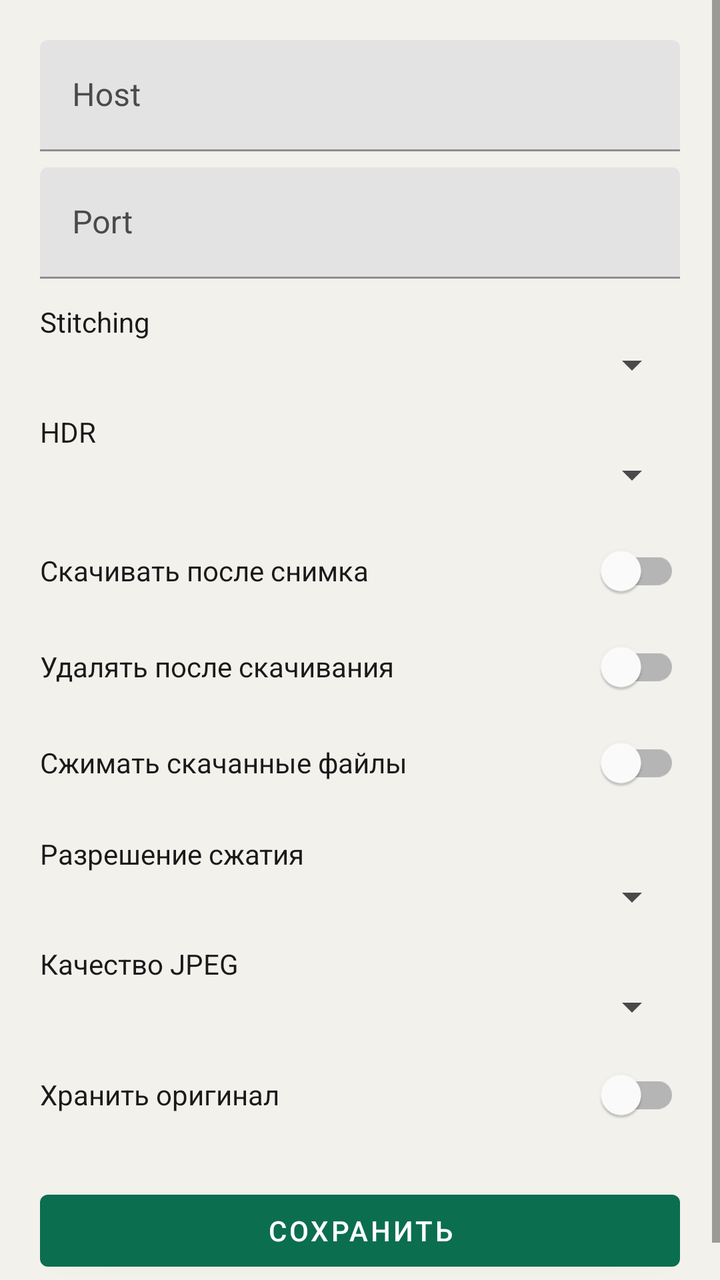
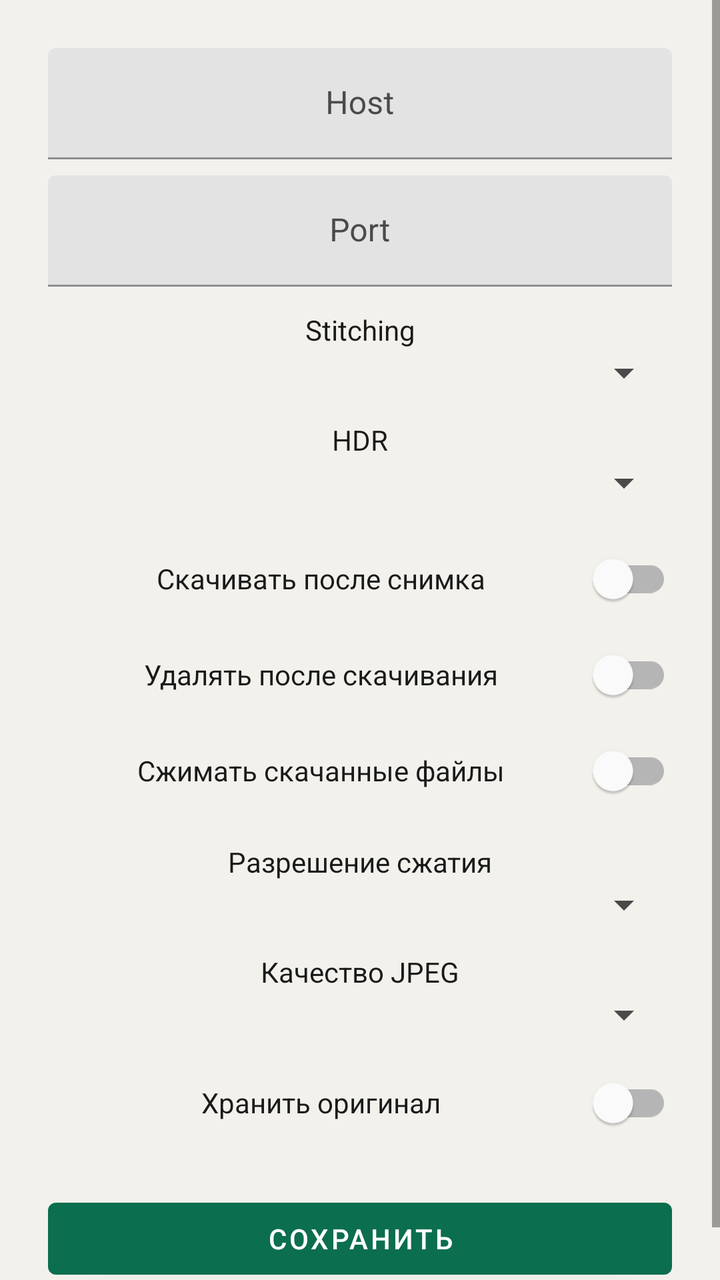

Screens rendered from an Android XML layout before and after an edit, with the pre-edit source and the edit as a unified diff.
<!-- AndroidManifest.xml: application theme Theme.Insta360X5 -->
<!-- res/layout/activity_settings.xml -->
<?xml version="1.0" encoding="utf-8"?>
<ScrollView xmlns:android="http://schemas.android.com/apk/res/android"
    android:layout_width="match_parent"
    android:layout_height="match_parent"
    android:background="@color/bg"
    android:fillViewport="true">

    <LinearLayout
        android:layout_width="match_parent"
        android:layout_height="wrap_content"
        android:gravity="center_vertical"
        android:minHeight="480dp"
        android:orientation="vertical"
        android:padding="20dp">

        <com.google.android.material.textfield.TextInputLayout
            android:layout_width="match_parent"
            android:layout_height="wrap_content"
            android:hint="Host"
            android:textColorHint="@color/text_secondary">
            <com.google.android.material.textfield.TextInputEditText
                android:id="@+id/inputHost"
                android:layout_width="match_parent"
                android:layout_height="wrap_content"
                android:inputType="text"
                android:textColor="@color/text_primary" />
        </com.google.android.material.textfield.TextInputLayout>

        <com.google.android.material.textfield.TextInputLayout
            android:layout_width="match_parent"
            android:layout_height="wrap_content"
            android:layout_marginTop="8dp"
            android:hint="Port"
            android:textColorHint="@color/text_secondary">
            <com.google.android.material.textfield.TextInputEditText
                android:id="@+id/inputPort"
                android:layout_width="match_parent"
                android:layout_height="wrap_content"
                android:inputType="number"
                android:textColor="@color/text_primary" />
        </com.google.android.material.textfield.TextInputLayout>

        <TextView
            android:layout_width="match_parent"
            android:layout_height="wrap_content"
            android:layout_marginTop="12dp"
            android:text="Stitching"
            android:textColor="@color/text_primary" />
        <Spinner
            android:id="@+id/spinnerStitch"
            android:layout_width="match_parent"
            android:layout_height="wrap_content"
            android:popupBackground="@color/surface" />

        <TextView
            android:layout_width="match_parent"
            android:layout_height="wrap_content"
            android:layout_marginTop="12dp"
            android:text="HDR"
            android:textColor="@color/text_primary" />
        <Spinner
            android:id="@+id/spinnerHdr"
            android:layout_width="match_parent"
            android:layout_height="wrap_content"
            android:popupBackground="@color/surface" />

        <com.google.android.material.switchmaterial.SwitchMaterial
            android:id="@+id/switchDownload"
            android:layout_width="match_parent"
            android:layout_height="wrap_content"
            android:layout_marginTop="12dp"
            android:text="Скачивать после снимка"
            android:textColor="@color/text_primary" />

        <com.google.android.material.switchmaterial.SwitchMaterial
            android:id="@+id/switchDeleteAfter"
            android:layout_width="match_parent"
            android:layout_height="wrap_content"
            android:text="Удалять после скачивания"
            android:textColor="@color/text_primary" />

        <com.google.android.material.switchmaterial.SwitchMaterial
            android:id="@+id/switchCompress"
            android:layout_width="match_parent"
            android:layout_height="wrap_content"
            android:text="Сжимать скачанные файлы"
            android:textColor="@color/text_primary" />

        <TextView
            android:layout_width="match_parent"
            android:layout_height="wrap_content"
            android:layout_marginTop="12dp"
            android:text="Разрешение сжатия"
            android:textColor="@color/text_primary" />
        <Spinner
            android:id="@+id/spinnerResolution"
            android:layout_width="match_parent"
            android:layout_height="wrap_content"
            android:popupBackground="@color/surface" />

        <TextView
            android:layout_width="match_parent"
            android:layout_height="wrap_content"
            android:layout_marginTop="12dp"
            android:text="Качество JPEG"
            android:textColor="@color/text_primary" />
        <Spinner
            android:id="@+id/spinnerQuality"
            android:layout_width="match_parent"
            android:layout_height="wrap_content"
            android:popupBackground="@color/surface" />

        <com.google.android.material.switchmaterial.SwitchMaterial
            android:id="@+id/switchKeepOriginal"
            android:layout_width="match_parent"
            android:layout_height="wrap_content"
            android:layout_marginTop="8dp"
            android:text="Хранить оригинал"
            android:textColor="@color/text_primary" />

        <com.google.android.material.button.MaterialButton
            android:id="@+id/btnSave"
            style="@style/Widget.Insta360X5.Button"
            android:layout_width="match_parent"
            android:layout_height="wrap_content"
            android:layout_marginTop="20dp"
            android:text="@string/save" />
    </LinearLayout>
</ScrollView>
<!-- resources referenced by this layout -->
<resources>
  <color name="bg">#FFF3F1EC</color>
  <color name="surface">#FFFFFFFF</color>
  <color name="text_primary">#FF1A1A1A</color>
  <color name="text_secondary">#FF4A4A4A</color>
  <string name="save">Сохранить</string>
  <style name="Widget.Insta360X5.Button" parent="Widget.MaterialComponents.Button">
          <item name="android:textColor">@color/white</item>
          <item name="backgroundTint">@color/accent</item>
      </style>
  <style name="Theme.Insta360X5" parent="Theme.MaterialComponents.Light.DarkActionBar">
          <item name="colorPrimary">@color/accent</item>
          <item name="colorPrimaryDark">@color/accent_dark</item>
          <item name="colorPrimaryVariant">@color/accent_dark</item>
          <item name="colorSecondary">@color/accent</item>
          <item name="colorAccent">@color/accent</item>
          <item name="colorOnPrimary">@color/white</item>
          <item name="colorSurface">@color/surface</item>
          <item name="colorOnSurface">@color/text_primary</item>
          <item name="android:colorBackground">@color/bg</item>
          <item name="android:windowBackground">@color/bg</item>
          <item name="android:statusBarColor">@color/accent_dark</item>
          <item name="android:textColorPrimary">@color/text_primary</item>
          <item name="android:textColorSecondary">@color/text_secondary</item>
          <item name="android:textColor">@color/text_primary</item>
          <item name="android:textColorHint">@color/text_secondary</item>
          <item name="colorControlNormal">@color/text_secondary</item>
          <item name="colorControlActivated">@color/accent</item>
          <item name="actionBarTheme">@style/ThemeOverlay.Insta360X5.ActionBar</item>
          <item name="materialButtonOutlinedStyle">@style/Widget.Insta360X5.Button.Outlined</item>
          <item name="materialButtonStyle">@style/Widget.Insta360X5.Button</item>
      </style>
  <color name="white">#FFFFFFFF</color>
  <color name="accent">#FF0B6E4F</color>
  <color name="accent_dark">#FF084C37</color>
  <style name="ThemeOverlay.Insta360X5.ActionBar" parent="ThemeOverlay.MaterialComponents.Dark.ActionBar">
          <item name="android:textColorPrimary">@color/white</item>
          <item name="colorControlNormal">@color/white</item>
      </style>
  <style name="Widget.Insta360X5.Button.Outlined" parent="Widget.MaterialComponents.Button.OutlinedButton">
          <item name="android:textColor">@color/accent</item>
          <item name="strokeColor">@color/accent</item>
          <item name="rippleColor">@color/accent</item>
      </style>
</resources>

<!-- the commit's change to res/layout/activity_settings.xml (unified diff, before → after) -->
@@ -7,123 +7,148 @@
 
     <LinearLayout
         android:layout_width="match_parent"
-        android:layout_height="wrap_content"
-        android:gravity="center_vertical"
-        android:minHeight="480dp"
+        android:layout_height="match_parent"
+        android:gravity="center"
         android:orientation="vertical"
-        android:padding="20dp">
+        android:paddingHorizontal="24dp"
+        android:paddingVertical="24dp">
 
-        <com.google.android.material.textfield.TextInputLayout
+        <LinearLayout
             android:layout_width="match_parent"
             android:layout_height="wrap_content"
-            android:hint="Host"
-            android:textColorHint="@color/text_secondary">
-            <com.google.android.material.textfield.TextInputEditText
-                android:id="@+id/inputHost"
+            android:gravity="center_horizontal"
+            android:orientation="vertical">
+
+            <com.google.android.material.textfield.TextInputLayout
                 android:layout_width="match_parent"
                 android:layout_height="wrap_content"
-                android:inputType="text"
-                android:textColor="@color/text_primary" />
-        </com.google.android.material.textfield.TextInputLayout>
+                android:hint="Host"
+                android:textColorHint="@color/text_secondary">
+                <com.google.android.material.textfield.TextInputEditText
+                    android:id="@+id/inputHost"
+                    android:layout_width="match_parent"
+                    android:layout_height="wrap_content"
+                    android:gravity="center"
+                    android:inputType="text"
+                    android:textColor="@color/text_primary" />
+            </com.google.android.material.textfield.TextInputLayout>
 
-        <com.google.android.material.textfield.TextInputLayout
-            android:layout_width="match_parent"
-            android:layout_height="wrap_content"
-            android:layout_marginTop="8dp"
-            android:hint="Port"
-            android:textColorHint="@color/text_secondary">
-            <com.google.android.material.textfield.TextInputEditText
-                android:id="@+id/inputPort"
+            <com.google.android.material.textfield.TextInputLayout
                 android:layout_width="match_parent"
                 android:layout_height="wrap_content"
-                android:inputType="number"
+                android:layout_marginTop="8dp"
+                android:hint="Port"
+                android:textColorHint="@color/text_secondary">
+                <com.google.android.material.textfield.TextInputEditText
+                    android:id="@+id/inputPort"
+                    android:layout_width="match_parent"
+                    android:layout_height="wrap_content"
+                    android:gravity="center"
+                    android:inputType="number"
+                    android:textColor="@color/text_primary" />
+            </com.google.android.material.textfield.TextInputLayout>
+
+            <TextView
+                android:layout_width="match_parent"
+                android:layout_height="wrap_content"
+                android:layout_marginTop="12dp"
+                android:gravity="center"
+                android:text="Stitching"
                 android:textColor="@color/text_primary" />
-        </com.google.android.material.textfield.TextInputLayout>
+            <Spinner
+                android:id="@+id/spinnerStitch"
+                android:layout_width="match_parent"
+                android:layout_height="wrap_content"
+                android:gravity="center"
+                android:popupBackground="@color/surface" />
 
-        <TextView
-            android:layout_width="match_parent"
-            android:layout_height="wrap_content"
-            android:layout_marginTop="12dp"
-            android:text="Stitching"
-            android:textColor="@color/text_primary" />
-        <Spinner
-            android:id="@+id/spinnerStitch"
-            android:layout_width="match_parent"
-            android:layout_height="wrap_content"
-            android:popupBackground="@color/surface" />
+            <TextView
+                android:layout_width="match_parent"
+                android:layout_height="wrap_content"
+                android:layout_marginTop="12dp"
+                android:gravity="center"
+                android:text="HDR"
+                android:textColor="@color/text_primary" />
+            <Spinner
+                android:id="@+id/spinnerHdr"
+                android:layout_width="match_parent"
+                android:layout_height="wrap_content"
+                android:gravity="center"
+                android:popupBackground="@color/surface" />
 
-        <TextView
-            android:layout_width="match_parent"
-            android:layout_height="wrap_content"
-            android:layout_marginTop="12dp"
-            android:text="HDR"
-            android:textColor="@color/text_primary" />
-        <Spinner
-            android:id="@+id/spinnerHdr"
-            android:layout_width="match_parent"
-            android:layout_height="wrap_content"
-            android:popupBackground="@color/surface" />
+            <com.google.android.material.switchmaterial.SwitchMaterial
+                android:id="@+id/switchDownload"
+                android:layout_width="match_parent"
+                android:layout_height="wrap_content"
+                android:layout_marginTop="12dp"
+                android:gravity="center_vertical|start"
+                android:text="Скачивать после снимка"
+                android:textAlignment="center"
+                android:textColor="@color/text_primary" />
 
-        <com.google.android.material.switchmaterial.SwitchMaterial
-            android:id="@+id/switchDownload"
-            android:layout_width="match_parent"
-            android:layout_height="wrap_content"
-            android:layout_marginTop="12dp"
-            android:text="Скачивать после снимка"
-            android:textColor="@color/text_primary" />
+            <com.google.android.material.switchmaterial.SwitchMaterial
+                android:id="@+id/switchDeleteAfter"
+                android:layout_width="match_parent"
+                android:layout_height="wrap_content"
+                android:gravity="center_vertical|start"
+                android:text="Удалять после скачивания"
+                android:textAlignment="center"
+                android:textColor="@color/text_primary" />
 
-        <com.google.android.material.switchmaterial.SwitchMaterial
-            android:id="@+id/switchDeleteAfter"
-            android:layout_width="match_parent"
-            android:layout_height="wrap_content"
-            android:text="Удалять после скачивания"
-            android:textColor="@color/text_primary" />
+            <com.google.android.material.switchmaterial.SwitchMaterial
+                android:id="@+id/switchCompress"
+                android:layout_width="match_parent"
+                android:layout_height="wrap_content"
+                android:gravity="center_vertical|start"
+                android:text="Сжимать скачанные файлы"
+                android:textAlignment="center"
+                android:textColor="@color/text_primary" />
 
-        <com.google.android.material.switchmaterial.SwitchMaterial
-            android:id="@+id/switchCompress"
-            android:layout_width="match_parent"
-            android:layout_height="wrap_content"
-            android:text="Сжимать скачанные файлы"
-            android:textColor="@color/text_primary" />
+            <TextView
+                android:layout_width="match_parent"
+                android:layout_height="wrap_content"
+                android:layout_marginTop="12dp"
+                android:gravity="center"
+                android:text="Разрешение сжатия"
+                android:textColor="@color/text_primary" />
+            <Spinner
+                android:id="@+id/spinnerResolution"
+                android:layout_width="match_parent"
+                android:layout_height="wrap_content"
+                android:gravity="center"
+                android:popupBackground="@color/surface" />
 
-        <TextView
-            android:layout_width="match_parent"
-            android:layout_height="wrap_content"
-            android:layout_marginTop="12dp"
-            android:text="Разрешение сжатия"
-            android:textColor="@color/text_primary" />
-        <Spinner
-            android:id="@+id/spinnerResolution"
-            android:layout_width="match_parent"
-            android:layout_height="wrap_content"
-            android:popupBackground="@color/surface" />
+            <TextView
+                android:layout_width="match_parent"
+                android:layout_height="wrap_content"
+                android:layout_marginTop="12dp"
+                android:gravity="center"
+                android:text="Качество JPEG"
+                android:textColor="@color/text_primary" />
+            <Spinner
+                android:id="@+id/spinnerQuality"
+                android:layout_width="match_parent"
+                android:layout_height="wrap_content"
+                android:gravity="center"
+                android:popupBackground="@color/surface" />
 
-        <TextView
-            android:layout_width="match_parent"
-            android:layout_height="wrap_content"
-            android:layout_marginTop="12dp"
-            android:text="Качество JPEG"
-            android:textColor="@color/text_primary" />
-        <Spinner
-            android:id="@+id/spinnerQuality"
-            android:layout_width="match_parent"
-            android:layout_height="wrap_content"
-            android:popupBackground="@color/surface" />
+            <com.google.android.material.switchmaterial.SwitchMaterial
+                android:id="@+id/switchKeepOriginal"
+                android:layout_width="match_parent"
+                android:layout_height="wrap_content"
+                android:layout_marginTop="8dp"
+                android:gravity="center_vertical|start"
+                android:text="Хранить оригинал"
+                android:textAlignment="center"
+                android:textColor="@color/text_primary" />
 
-        <com.google.android.material.switchmaterial.SwitchMaterial
-            android:id="@+id/switchKeepOriginal"
-            android:layout_width="match_parent"
-            android:layout_height="wrap_content"
-            android:layout_marginTop="8dp"
-            android:text="Хранить оригинал"
-            android:textColor="@color/text_primary" />
-
-        <com.google.android.material.button.MaterialButton
-            android:id="@+id/btnSave"
-            style="@style/Widget.Insta360X5.Button"
-            android:layout_width="match_parent"
-            android:layout_height="wrap_content"
-            android:layout_marginTop="20dp"
-            android:text="@string/save" />
+            <com.google.android.material.button.MaterialButton
+                android:id="@+id/btnSave"
+                style="@style/Widget.Insta360X5.Button"
+                android:layout_width="match_parent"
+                android:layout_height="wrap_content"
+                android:layout_marginTop="20dp"
+                android:text="@string/save" />
+        </LinearLayout>
     </LinearLayout>
 </ScrollView>
